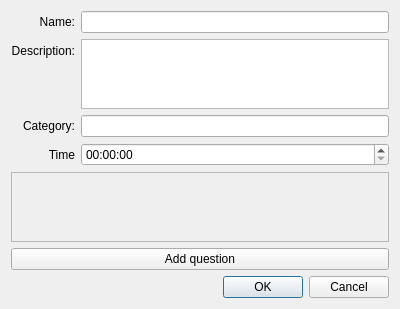
First picture: the form in testcreatedialog.ui, repository Wooderan/TestiMy, before the edit.
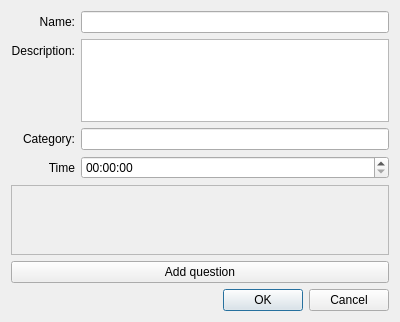
Second picture: the form after the edit.

Patch:
```diff
--- a/testcreatedialog.ui
+++ b/testcreatedialog.ui
@@ -7,7 +7,7 @@
     <x>0</x>
     <y>0</y>
     <width>400</width>
-    <height>300</height>
+    <height>322</height>
    </rect>
   </property>
   <property name="windowTitle">
@@ -79,6 +79,9 @@
    </item>
    <item>
     <widget class="QScrollArea" name="scrollArea">
+     <property name="autoFillBackground">
+      <bool>true</bool>
+     </property>
      <property name="widgetResizable">
       <bool>true</bool>
      </property>
```
